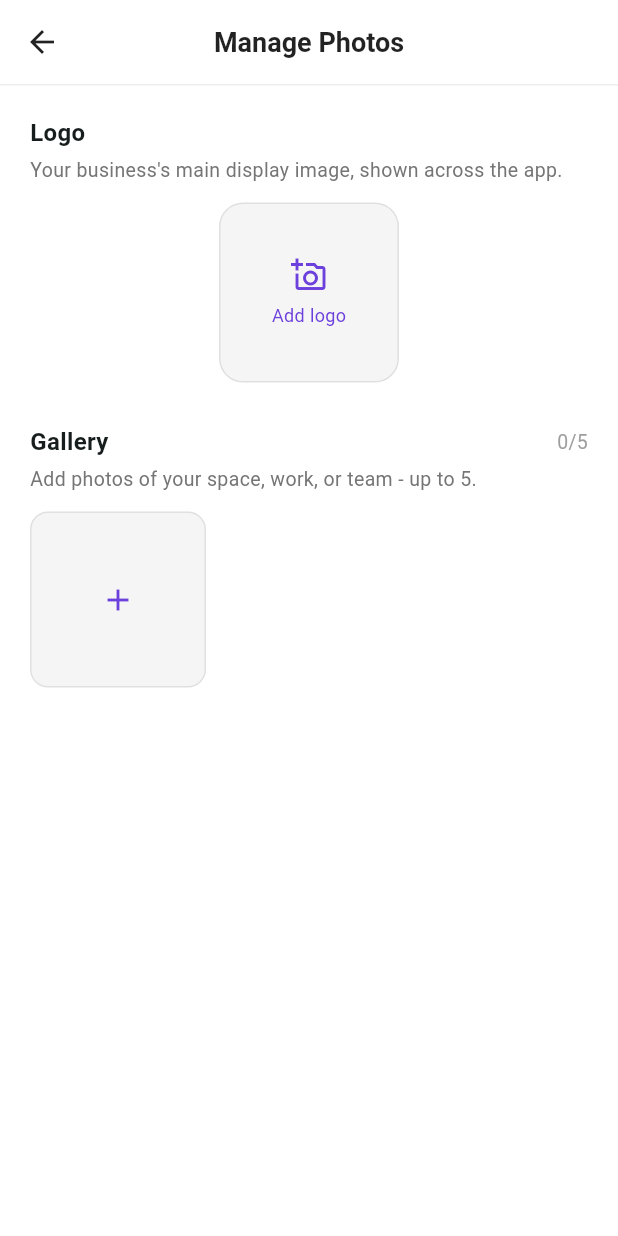
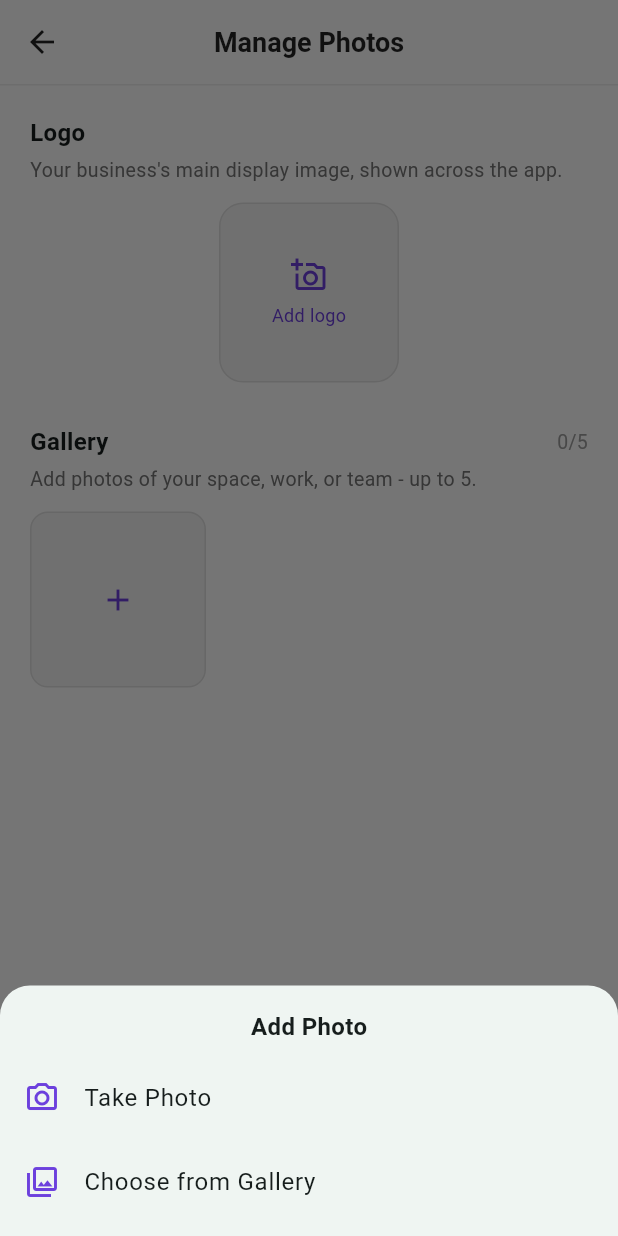
Before and after one commit to FinalGetsuga/need-frontend, a Flutter app: the BusinessPhotosScreen screen opened directly with empty values, after a tap on the "add" icon, on a phone screen of 412 x 824 dp. Run offline on Flutter 3.47's test engine with Material 3 defaults, Android fonts, the phone set to English and light mode, and no system bars; our stand-ins replace dio, firebase_auth, firebase_core, image_picker, shared_preferences; accounts and stored records are empty; network calls fail.

Commit message:
Version1.0

```diff
--- a/lib/config/app_config.dart
+++ b/lib/config/app_config.dart
@@ -5,7 +5,7 @@ import 'package:flutter/foundation.dart';
 abstract class AppConfig {
   static String get apiBaseUrl {
     if(kIsWeb) return 'http://localhost:5073';
-    if(Platform.isAndroid) return 'http://192.168.0.103:5073';
+    if(Platform.isAndroid) return 'http://192.168.0.101:5073';
     return 'http://localhost:5073';
   }
 }
--- a/lib/screens/booking/booking_create_screen.dart
+++ b/lib/screens/booking/booking_create_screen.dart
@@ -138,7 +138,7 @@ class _BookingCreateScreenState extends State<BookingCreateScreen> {
                   controller: _notesController,
                   maxLines: 3,
                   decoration: InputDecoration(
-                    hintText: 'Anything the business should know?',
+                    hintText: 'Anything the business/employee should know?',
                     filled: true,
                     fillColor: Colors.white,
                     border: OutlineInputBorder(borderRadius: BorderRadius.circular(14), borderSide: BorderSide(color: Colors.grey.shade300)),
--- a/lib/screens/business/business_detail_screen.dart
+++ b/lib/screens/business/business_detail_screen.dart
@@ -147,11 +147,7 @@ class _BusinessDetailScreenState extends State<BusinessDetailScreen> {
                                   Text('No ratings yet', style: TextStyle(color: Colors.grey.shade600)),
                               ],
                             ),
-                          ],
-                        ),
-                      ),
-                    ],
-                  ),
+                            SizedBox(height: 6),
                             if (business.reviewCount > 0)
                               Padding(
                                 padding: const EdgeInsets.only(top: 4),
@@ -167,6 +163,11 @@ class _BusinessDetailScreenState extends State<BusinessDetailScreen> {
                                     ],
                                   ),
                                 ),
+                              ),
+                          ],
+                        ),
+                      ),
+                    ],
                   ),
                   const SizedBox(height: 20),
                   Divider(color: Colors.grey.shade200),
--- a/lib/screens/business/business_photos_screen.dart
+++ b/lib/screens/business/business_photos_screen.dart
@@ -60,7 +60,10 @@ class _BusinessPhotosScreenState extends State<BusinessPhotosScreen> {
   Future<void> _pickAndUploadImage() async {
     if (_images.length >= maxImages) return;
 
-    final picked = await _picker.pickImage(source: ImageSource.gallery, imageQuality: 85);
+    final source = await _showImageSourceSheet();
+    if (source == null) return;
+
+    final picked = await _picker.pickImage(source: source, imageQuality: 85);
     if (picked == null) return;
 
     setState(() {
@@ -100,6 +103,35 @@ class _BusinessPhotosScreenState extends State<BusinessPhotosScreen> {
         _errorMessage = provider.errorMessage ?? 'Failed to delete photo.';
       }
     });
+  }
+
+  Future<ImageSource?> _showImageSourceSheet() {
+    return showModalBottomSheet<ImageSource>(
+        context: context,
+        shape: const RoundedRectangleBorder(borderRadius: BorderRadius.vertical(top: Radius.circular(20))),
+        builder: (sheetContext) => SafeArea(
+            child: Column(
+              mainAxisSize: MainAxisSize.min,
+              children: [
+                const Padding(
+                    padding: EdgeInsets.only(top: 16, bottom: 8),
+                    child: Text('Add Photo', style: TextStyle(fontWeight: FontWeight.bold, fontSize: 16)),
+                ),
+                ListTile(
+                  leading: Icon(Icons.camera_alt_outlined, color: AppColors.primary),
+                  title: const Text('Take Photo'),
+                  onTap: () => Navigator.of(sheetContext).pop(ImageSource.camera),
+                ),
+                ListTile(
+                  leading: Icon(Icons.photo_library_outlined, color: AppColors.primary),
+                  title: const Text('Choose from Gallery'),
+                  onTap: () => Navigator.of(sheetContext).pop(ImageSource.gallery),
+                ),
+                const SizedBox(height: 8),
+              ],
+            ),
+        ),
+    );
   }
 
   @override
```
Also changed, not shown: 1 other file. Lines whose indentation alone changed are shown as unchanged.
